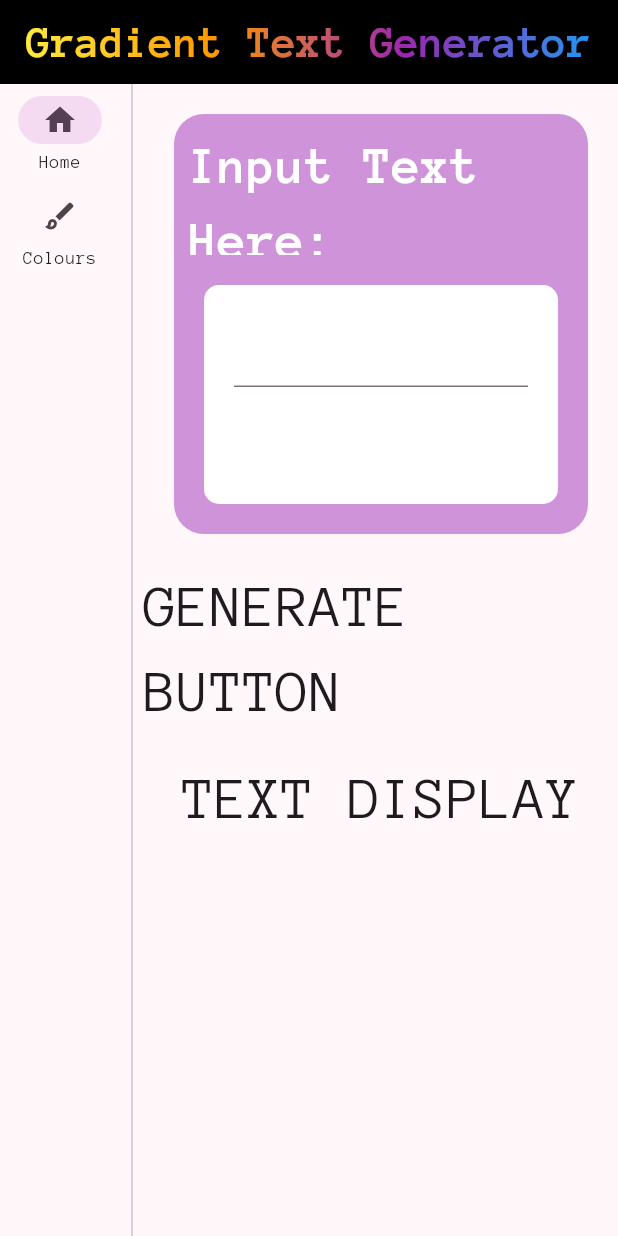
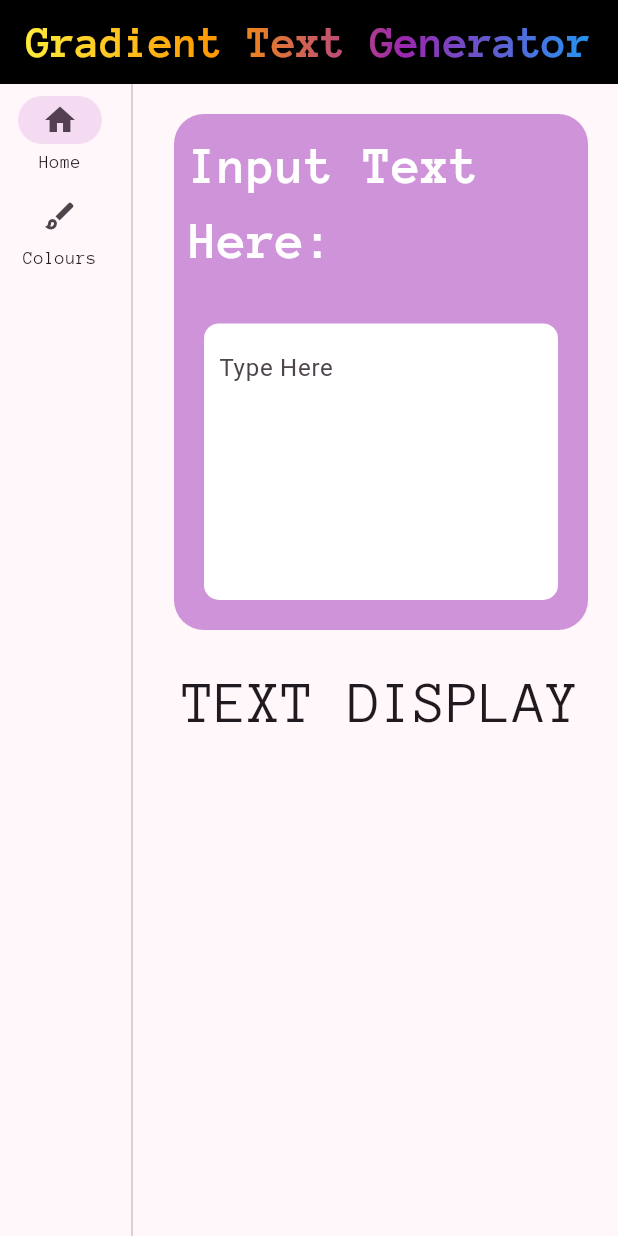
Before and after one commit to Can-duit/gradient_text_generator, a Flutter app: the screen it shows after launch, on a phone screen of 412 x 824 dp. Run offline on Flutter 3.47's test engine with Material 3 defaults, Android fonts, the light colour scheme and no system bars; missing offline and left inert: window_size.

Commit message:
textbox formatting done

```diff
--- a/lib/home/home_page.dart
+++ b/lib/home/home_page.dart
@@ -11,18 +11,9 @@ class HomePage extends StatelessWidget {
       crossAxisAlignment: CrossAxisAlignment.center,
       children: [
         Expanded(
-          flex: 5,
           child: TextInputWidget()
         ),
         Expanded(
-          flex: 2,
-          child: StyledText(
-            'GENERATE BUTTON',
-            fontSize: 40,
-          ),
-        ),
-        Expanded(
-          flex: 5,
           child: StyledText(
             'TEXT DISPLAY',
             fontSize: 40,
--- a/lib/home/text_input.dart
+++ b/lib/home/text_input.dart
@@ -9,6 +9,21 @@ class TextInputWidget extends StatefulWidget {
 }
 
 class _TextInputWidgetState extends State<TextInputWidget> {
+
+  late TextEditingController _controller;
+
+  @override
+  void initState() {
+    _controller = TextEditingController();
+    super.initState();
+  }
+
+  @override
+  void dispose() {
+    _controller.dispose();
+    super.dispose();
+  }
+
   @override
   Widget build(BuildContext context) {
 
@@ -39,14 +54,21 @@ class _TextInputWidgetState extends State<TextInputWidget> {
               flex: 3,
               child: Container(
                 margin: const EdgeInsets.fromLTRB(10, 0, 10, 10),
-                padding: const EdgeInsets.all(20),
+                padding: const EdgeInsets.all(10),
                 decoration: BoxDecoration(
                   color: Colors.white,
                   borderRadius: BorderRadius.circular(10)
                 ),
                 child: TextField(
-
-                  style: TextStyle(),
+                  controller: _controller,
+                  onSubmitted: (String text){
+                    // TODO add in a submit function
+                  },
+                  maxLines: 5,
+                  decoration: InputDecoration(
+                    hintText: 'Type Here',
+                    border: InputBorder.none,
+                  ),
                 ),
               )
             )
```
Also changed, not shown: lib/home/generate_button.dart (deleted).
